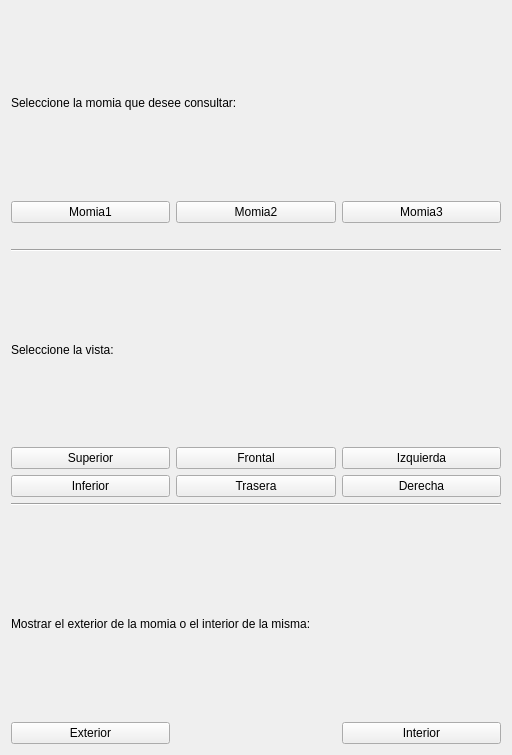
Old version of the form MummyInterface/Resources/UI/MummyInterface.ui in the repository mt4sd/MummyMuseum.
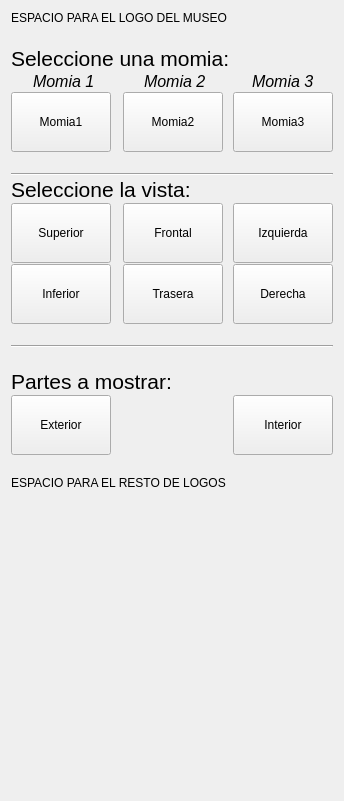
New version of the form.

Commit message: STYLE: New interface for horizontal layout

The edit to the form file:
```diff
--- a/MummyInterface/Resources/UI/MummyInterface.ui
+++ b/MummyInterface/Resources/UI/MummyInterface.ui
@@ -6,23 +6,153 @@
    <rect>
     <x>0</x>
     <y>0</y>
-    <width>512</width>
-    <height>755</height>
+    <width>330</width>
+    <height>500</height>
    </rect>
   </property>
+  <property name="sizePolicy">
+   <sizepolicy hsizetype="Preferred" vsizetype="Preferred">
+    <horstretch>0</horstretch>
+    <verstretch>100</verstretch>
+   </sizepolicy>
+  </property>
+  <property name="maximumSize">
+   <size>
+    <width>366</width>
+    <height>1500</height>
+   </size>
+  </property>
   <layout class="QGridLayout" name="gridLayout">
-   <item row="7" column="1">
+   <property name="verticalSpacing">
+    <number>1</number>
+   </property>
+   <item row="8" column="0">
+    <widget class="QPushButton" name="viewButtonS">
+     <property name="sizePolicy">
+      <sizepolicy hsizetype="Fixed" vsizetype="Fixed">
+       <horstretch>0</horstretch>
+       <verstretch>0</verstretch>
+      </sizepolicy>
+     </property>
+     <property name="minimumSize">
+      <size>
+       <width>100</width>
+       <height>60</height>
+      </size>
+     </property>
+     <property name="text">
+      <string>Superior</string>
+     </property>
+    </widget>
+   </item>
+   <item row="17" column="0" colspan="2">
+    <widget class="QLabel" name="label_2">
+     <property name="text">
+      <string>ESPACIO PARA EL RESTO DE LOGOS</string>
+     </property>
+    </widget>
+   </item>
+   <item row="10" column="0" colspan="3">
+    <spacer name="horizontalSpacer_3">
+     <property name="orientation">
+      <enum>Qt::Horizontal</enum>
+     </property>
+     <property name="sizeHint" stdset="0">
+      <size>
+       <width>40</width>
+       <height>20</height>
+      </size>
+     </property>
+    </spacer>
+   </item>
+   <item row="4" column="1" alignment="Qt::AlignLeft">
+    <widget class="QPushButton" name="mummyButton2">
+     <property name="sizePolicy">
+      <sizepolicy hsizetype="Fixed" vsizetype="Fixed">
+       <horstretch>0</horstretch>
+       <verstretch>0</verstretch>
+      </sizepolicy>
+     </property>
+     <property name="minimumSize">
+      <size>
+       <width>100</width>
+       <height>60</height>
+      </size>
+     </property>
+     <property name="toolTip">
+      <string>Cargar la momia2</string>
+     </property>
+     <property name="text">
+      <string>Momia2</string>
+     </property>
+    </widget>
+   </item>
+   <item row="14" column="0">
+    <widget class="QPushButton" name="volumeRenderingAButton">
+     <property name="sizePolicy">
+      <sizepolicy hsizetype="Fixed" vsizetype="Fixed">
+       <horstretch>0</horstretch>
+       <verstretch>0</verstretch>
+      </sizepolicy>
+     </property>
+     <property name="minimumSize">
+      <size>
+       <width>100</width>
+       <height>60</height>
+      </size>
+     </property>
+     <property name="text">
+      <string>Exterior</string>
+     </property>
+    </widget>
+   </item>
+   <item row="9" column="1">
     <widget class="QPushButton" name="viewButtonP">
+     <property name="sizePolicy">
+      <sizepolicy hsizetype="Fixed" vsizetype="Fixed">
+       <horstretch>0</horstretch>
+       <verstretch>0</verstretch>
+      </sizepolicy>
+     </property>
+     <property name="minimumSize">
+      <size>
+       <width>100</width>
+       <height>60</height>
+      </size>
+     </property>
      <property name="text">
       <string>Trasera</string>
      </property>
     </widget>
    </item>
-   <item row="8" column="0" colspan="3">
-    <widget class="Line" name="spacerLine2">
-     <property name="windowModality">
-      <enum>Qt::ApplicationModal</enum>
+   <item row="0" column="0" colspan="2" alignment="Qt::AlignTop">
+    <widget class="QLabel" name="label">
+     <property name="text">
+      <string>ESPACIO PARA EL LOGO DEL MUSEO</string>
      </property>
+    </widget>
+   </item>
+   <item row="9" column="0">
+    <widget class="QPushButton" name="viewButtonI">
+     <property name="sizePolicy">
+      <sizepolicy hsizetype="Fixed" vsizetype="Fixed">
+       <horstretch>0</horstretch>
+       <verstretch>0</verstretch>
+      </sizepolicy>
+     </property>
+     <property name="minimumSize">
+      <size>
+       <width>100</width>
+       <height>60</height>
+      </size>
+     </property>
+     <property name="text">
+      <string>Inferior</string>
+     </property>
+    </widget>
+   </item>
+   <item row="6" column="0" colspan="3">
+    <widget class="Line" name="spacerLine1">
      <property name="sizePolicy">
       <sizepolicy hsizetype="Minimum" vsizetype="Fixed">
        <horstretch>100</horstretch>
@@ -34,94 +164,181 @@
      </property>
     </widget>
    </item>
-   <item row="5" column="0" colspan="2">
-    <widget class="QLabel" name="labelRow2">
+   <item row="8" column="1">
+    <widget class="QPushButton" name="viewButtonA">
+     <property name="sizePolicy">
+      <sizepolicy hsizetype="Fixed" vsizetype="Fixed">
+       <horstretch>0</horstretch>
+       <verstretch>0</verstretch>
+      </sizepolicy>
+     </property>
+     <property name="minimumSize">
+      <size>
+       <width>100</width>
+       <height>60</height>
+      </size>
+     </property>
      <property name="text">
-      <string>Seleccione la vista:</string>
+      <string>Frontal</string>
      </property>
     </widget>
    </item>
-   <item row="1" column="0" colspan="2">
+   <item row="8" column="2">
+    <widget class="QPushButton" name="viewButtonL">
+     <property name="sizePolicy">
+      <sizepolicy hsizetype="Fixed" vsizetype="Fixed">
+       <horstretch>0</horstretch>
+       <verstretch>0</verstretch>
+      </sizepolicy>
+     </property>
+     <property name="minimumSize">
+      <size>
+       <width>100</width>
+       <height>60</height>
+      </size>
+     </property>
+     <property name="text">
+      <string>Izquierda</string>
+     </property>
+    </widget>
+   </item>
+   <item row="1" column="0" colspan="3">
+    <spacer name="horizontalSpacer_2">
+     <property name="orientation">
+      <enum>Qt::Horizontal</enum>
+     </property>
+     <property name="sizeHint" stdset="0">
+      <size>
+       <width>40</width>
+       <height>20</height>
+      </size>
+     </property>
+    </spacer>
+   </item>
+   <item row="2" column="0" colspan="3">
     <widget class="QLabel" name="labelRow1">
      <property name="text">
-      <string>Seleccione la momia que desee consultar:</string>
+      <string>&lt;html&gt;&lt;head/&gt;&lt;body&gt;&lt;p&gt;&lt;span style=&quot; font-size:16pt;&quot;&gt;Seleccione una momia:&lt;/span&gt;&lt;/p&gt;&lt;/body&gt;&lt;/html&gt;</string>
      </property>
     </widget>
    </item>
-   <item row="3" column="0">
-    <spacer name="spacer1">
-     <property name="orientation">
-      <enum>Qt::Horizontal</enum>
-     </property>
-     <property name="sizeHint" stdset="0">
-      <size>
-       <width>40</width>
-       <height>20</height>
-      </size>
-     </property>
-    </spacer>
-   </item>
-   <item row="11" column="2">
+   <item row="14" column="2">
     <widget class="QPushButton" name="volumeRenderingBButton">
+     <property name="sizePolicy">
+      <sizepolicy hsizetype="Fixed" vsizetype="Fixed">
+       <horstretch>0</horstretch>
+       <verstretch>0</verstretch>
+      </sizepolicy>
+     </property>
+     <property name="minimumSize">
+      <size>
+       <width>100</width>
+       <height>60</height>
+      </size>
+     </property>
      <property name="text">
       <string>Interior</string>
      </property>
     </widget>
    </item>
-   <item row="6" column="2">
-    <widget class="QPushButton" name="viewButtonL">
-     <property name="text">
-      <string>Izquierda</string>
-     </property>
-    </widget>
-   </item>
-   <item row="6" column="1">
-    <widget class="QPushButton" name="viewButtonA">
-     <property name="text">
-      <string>Frontal</string>
-     </property>
-    </widget>
-   </item>
-   <item row="11" column="0">
-    <widget class="QPushButton" name="volumeRenderingAButton">
-     <property name="text">
-      <string>Exterior</string>
-     </property>
-    </widget>
-   </item>
-   <item row="6" column="0">
-    <widget class="QPushButton" name="viewButtonS">
-     <property name="text">
-      <string>Superior</string>
-     </property>
-    </widget>
-   </item>
-   <item row="7" column="2">
-    <widget class="QPushButton" name="viewButtonR">
-     <property name="text">
-      <string>Derecha</string>
-     </property>
-    </widget>
-   </item>
-   <item row="2" column="0">
+   <item row="4" column="0" alignment="Qt::AlignLeft">
     <widget class="QPushButton" name="mummyButton1">
+     <property name="sizePolicy">
+      <sizepolicy hsizetype="Fixed" vsizetype="Fixed">
+       <horstretch>0</horstretch>
+       <verstretch>0</verstretch>
+      </sizepolicy>
+     </property>
+     <property name="minimumSize">
+      <size>
+       <width>100</width>
+       <height>60</height>
+      </size>
+     </property>
+     <property name="toolTip">
+      <string>Cargar la momia1</string>
+     </property>
      <property name="text">
       <string>Momia1</string>
      </property>
     </widget>
    </item>
-   <item row="2" column="1">
-    <widget class="QPushButton" name="mummyButton2">
+   <item row="7" column="0" colspan="2">
+    <widget class="QLabel" name="labelRow2">
      <property name="text">
-      <string>Momia2</string>
+      <string>&lt;html&gt;&lt;head/&gt;&lt;body&gt;&lt;p&gt;&lt;span style=&quot; font-size:16pt;&quot;&gt;Seleccione la vista:&lt;/span&gt;&lt;/p&gt;&lt;/body&gt;&lt;/html&gt;</string>
      </property>
     </widget>
    </item>
-   <item row="2" column="2">
+   <item row="12" column="0" colspan="3">
+    <spacer name="spacer2">
+     <property name="orientation">
+      <enum>Qt::Horizontal</enum>
+     </property>
+     <property name="sizeHint" stdset="0">
+      <size>
+       <width>40</width>
+       <height>20</height>
+      </size>
+     </property>
+    </spacer>
+   </item>
+   <item row="5" column="0" colspan="3">
+    <spacer name="spacer1">
+     <property name="orientation">
+      <enum>Qt::Horizontal</enum>
+     </property>
+     <property name="sizeHint" stdset="0">
+      <size>
+       <width>40</width>
+       <height>20</height>
+      </size>
+     </property>
+    </spacer>
+   </item>
+   <item row="9" column="2">
+    <widget class="QPushButton" name="viewButtonR">
+     <property name="sizePolicy">
+      <sizepolicy hsizetype="Fixed" vsizetype="Fixed">
+       <horstretch>0</horstretch>
+       <verstretch>0</verstretch>
+      </sizepolicy>
+     </property>
+     <property name="minimumSize">
+      <size>
+       <width>100</width>
+       <height>60</height>
+      </size>
+     </property>
+     <property name="text">
+      <string>Derecha</string>
+     </property>
+    </widget>
+   </item>
+   <item row="13" column="0" colspan="2">
+    <widget class="QLabel" name="labelRow3">
+     <property name="text">
+      <string>&lt;html&gt;&lt;head/&gt;&lt;body&gt;&lt;p&gt;&lt;span style=&quot; font-size:16pt;&quot;&gt;Partes a mostrar:&lt;/span&gt;&lt;/p&gt;&lt;/body&gt;&lt;/html&gt;</string>
+     </property>
+    </widget>
+   </item>
+   <item row="4" column="2" alignment="Qt::AlignLeft|Qt::AlignTop">
     <widget class="QPushButton" name="mummyButton3">
      <property name="enabled">
       <bool>true</bool>
      </property>
+     <property name="sizePolicy">
+      <sizepolicy hsizetype="Fixed" vsizetype="Fixed">
+       <horstretch>0</horstretch>
+       <verstretch>0</verstretch>
+      </sizepolicy>
+     </property>
+     <property name="minimumSize">
+      <size>
+       <width>100</width>
+       <height>60</height>
+      </size>
+     </property>
      <property name="toolTip">
       <string>Run the algorithm.</string>
      </property>
@@ -130,15 +347,31 @@
      </property>
     </widget>
    </item>
-   <item row="7" column="0">
-    <widget class="QPushButton" name="viewButtonI">
+   <item row="15" column="0" colspan="3">
+    <spacer name="horizontalSpacer">
+     <property name="orientation">
+      <enum>Qt::Horizontal</enum>
+     </property>
+     <property name="sizeHint" stdset="0">
+      <size>
+       <width>40</width>
+       <height>20</height>
+      </size>
+     </property>
+    </spacer>
+   </item>
+   <item row="3" column="1" alignment="Qt::AlignHCenter|Qt::AlignBottom">
+    <widget class="QLabel" name="label_4">
      <property name="text">
-      <string>Inferior</string>
+      <string>&lt;html&gt;&lt;head/&gt;&lt;body&gt;&lt;p&gt;&lt;span style=&quot; font-size:12pt; font-style:italic;&quot;&gt;Momia 2&lt;/span&gt;&lt;/p&gt;&lt;/body&gt;&lt;/html&gt;</string>
      </property>
     </widget>
    </item>
-   <item row="4" column="0" colspan="3">
-    <widget class="Line" name="spacerLine1">
+   <item row="11" column="0" colspan="3">
+    <widget class="Line" name="spacerLine2">
+     <property name="windowModality">
+      <enum>Qt::ApplicationModal</enum>
+     </property>
      <property name="sizePolicy">
       <sizepolicy hsizetype="Minimum" vsizetype="Fixed">
        <horstretch>100</horstretch>
@@ -150,22 +383,29 @@
      </property>
     </widget>
    </item>
-   <item row="10" column="0" colspan="2">
-    <widget class="QLabel" name="labelRow3">
+   <item row="3" column="0" alignment="Qt::AlignHCenter|Qt::AlignBottom">
+    <widget class="QLabel" name="label_3">
      <property name="text">
-      <string>Mostrar el exterior de la momia o el interior de la misma:</string>
+      <string>&lt;html&gt;&lt;head/&gt;&lt;body&gt;&lt;p&gt;&lt;span style=&quot; font-size:12pt; font-style:italic;&quot;&gt;Momia 1&lt;/span&gt;&lt;/p&gt;&lt;/body&gt;&lt;/html&gt;</string>
      </property>
     </widget>
    </item>
-   <item row="9" column="0">
-    <spacer name="spacer2">
+   <item row="3" column="2" alignment="Qt::AlignHCenter|Qt::AlignBottom">
+    <widget class="QLabel" name="label_5">
+     <property name="text">
+      <string>&lt;html&gt;&lt;head/&gt;&lt;body&gt;&lt;p&gt;&lt;span style=&quot; font-size:12pt; font-style:italic;&quot;&gt;Momia 3&lt;/span&gt;&lt;/p&gt;&lt;/body&gt;&lt;/html&gt;</string>
+     </property>
+    </widget>
+   </item>
+   <item row="18" column="0" colspan="3">
+    <spacer name="horizontalSpacer_4">
      <property name="orientation">
       <enum>Qt::Horizontal</enum>
      </property>
      <property name="sizeHint" stdset="0">
       <size>
        <width>40</width>
-       <height>20</height>
+       <height>300</height>
       </size>
      </property>
     </spacer>
```
Left out of the diff: 2 changed lines with no effect on the pictures. The commit also changes 1 other file.
